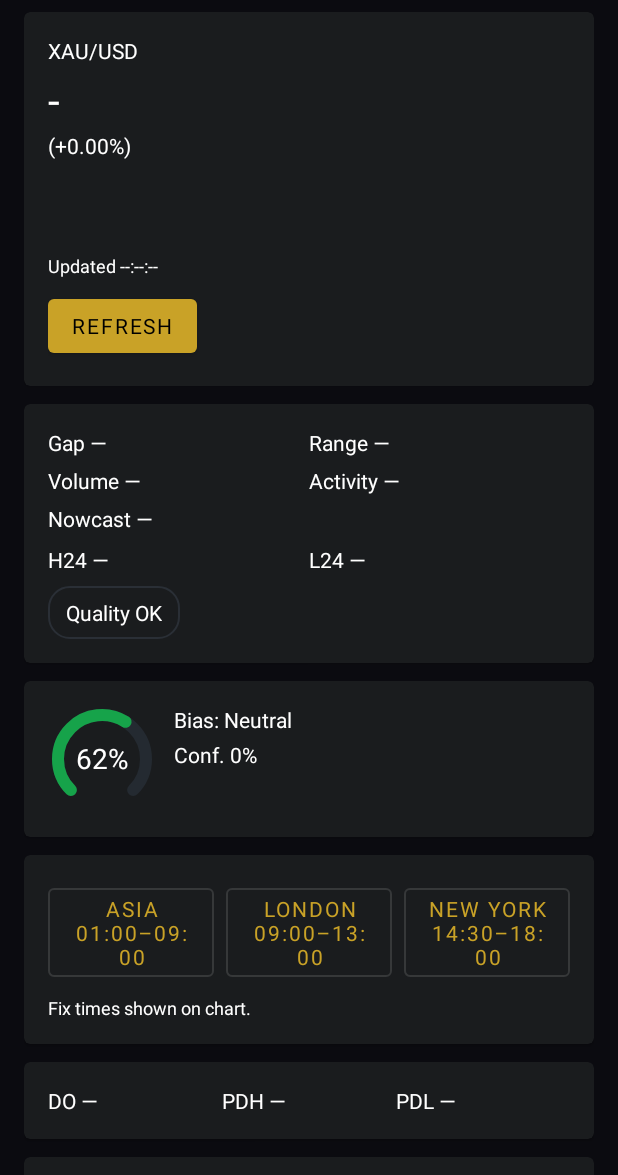
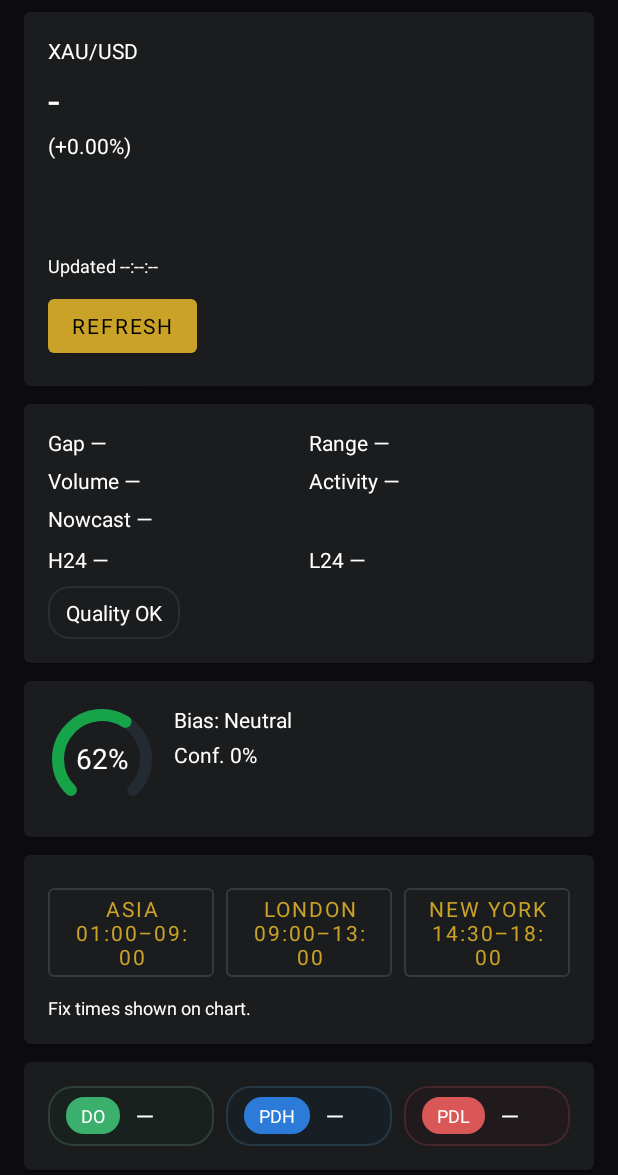
Before and after one commit to OleTab22/SniperFlowApp, an Android app built with Jetpack Compose: the layout activity_main.xml on its own in the app's theme, with its tools: preview values and no code run, on a phone screen of 412 x 824 dp, the part 61-1236 px from its top. Run offline under Robolectric (Android 15) with nearby library versions, the phone set to English and light mode, and no system bars.

Commit message:
app update

```diff
--- /dev/null
+++ b/app/src/main/res/drawable/bg_level_chip_do.xml
@@ -0,0 +1,5 @@
+<shape xmlns:android="http://schemas.android.com/apk/res/android" android:shape="rectangle">
+    <solid android:color="#1A14532D" />
+    <corners android:radius="16dp" />
+    <stroke android:width="1dp" android:color="#3383C38F" />
+</shape>
--- /dev/null
+++ b/app/src/main/res/drawable/bg_level_chip_pdh.xml
@@ -0,0 +1,5 @@
+<shape xmlns:android="http://schemas.android.com/apk/res/android" android:shape="rectangle">
+    <solid android:color="#1A0B3A5B" />
+    <corners android:radius="16dp" />
+    <stroke android:width="1dp" android:color="#3357A6D9" />
+</shape>
--- /dev/null
+++ b/app/src/main/res/drawable/bg_level_chip_pdl.xml
@@ -0,0 +1,5 @@
+<shape xmlns:android="http://schemas.android.com/apk/res/android" android:shape="rectangle">
+    <solid android:color="#1A5B0B0B" />
+    <corners android:radius="16dp" />
+    <stroke android:width="1dp" android:color="#33D95757" />
+</shape>
--- /dev/null
+++ b/app/src/main/res/drawable/bg_level_tag_do.xml
@@ -0,0 +1,4 @@
+<shape xmlns:android="http://schemas.android.com/apk/res/android" android:shape="rectangle">
+    <solid android:color="#3BAF6C" />
+    <corners android:radius="12dp" />
+</shape>
--- /dev/null
+++ b/app/src/main/res/drawable/bg_level_tag_pdh.xml
@@ -0,0 +1,4 @@
+<shape xmlns:android="http://schemas.android.com/apk/res/android" android:shape="rectangle">
+    <solid android:color="#2C7BD9" />
+    <corners android:radius="12dp" />
+</shape>
--- /dev/null
+++ b/app/src/main/res/drawable/bg_level_tag_pdl.xml
@@ -0,0 +1,4 @@
+<shape xmlns:android="http://schemas.android.com/apk/res/android" android:shape="rectangle">
+    <solid android:color="#D95757" />
+    <corners android:radius="12dp" />
+</shape>
--- a/app/src/main/res/layout/activity_main.xml
+++ b/app/src/main/res/layout/activity_main.xml
@@ -302,9 +302,102 @@
                     android:layout_width="match_parent"
                     android:layout_height="wrap_content"
                     android:orientation="horizontal">
-                    <TextView android:id="@+id/doVal" android:layout_width="0dp" android:layout_height="wrap_content" android:layout_weight="1" android:text="DO —" />
-                    <TextView android:id="@+id/pdhVal" android:layout_width="0dp" android:layout_height="wrap_content" android:layout_weight="1" android:text="PDH —" />
-                    <TextView android:id="@+id/pdlVal" android:layout_width="0dp" android:layout_height="wrap_content" android:layout_weight="1" android:text="PDL —" />
+
+                    <LinearLayout
+                        android:layout_width="0dp"
+                        android:layout_height="40dp"
+                        android:layout_weight="1"
+                        android:gravity="center_vertical"
+                        android:paddingLeft="12dp"
+                        android:paddingRight="12dp"
+                        android:background="@drawable/bg_level_chip_do">
+                        <TextView
+                            android:id="@+id/labelDo"
+                            android:layout_width="wrap_content"
+                            android:layout_height="wrap_content"
+                            android:paddingLeft="10dp"
+                            android:paddingRight="10dp"
+                            android:paddingTop="4dp"
+                            android:paddingBottom="4dp"
+                            android:text="DO"
+                            android:textColor="#FFFFFF"
+                            android:textSize="12sp"
+                            android:background="@drawable/bg_level_tag_do" />
+                        <TextView
+                            android:id="@+id/doVal"
+                            android:layout_width="wrap_content"
+                            android:layout_height="wrap_content"
+                            android:layout_marginLeft="10dp"
+                            android:text="—"
+                            android:textSize="16sp" />
+                    </LinearLayout>
+
+                    <Space
+                        android:layout_width="8dp"
+                        android:layout_height="1dp" />
+
+                    <LinearLayout
+                        android:layout_width="0dp"
+                        android:layout_height="40dp"
+                        android:layout_weight="1"
+                        android:gravity="center_vertical"
+                        android:paddingLeft="12dp"
+                        android:paddingRight="12dp"
+                        android:background="@drawable/bg_level_chip_pdh">
+                        <TextView
+                            android:id="@+id/labelPdh"
+                            android:layout_width="wrap_content"
+                            android:layout_height="wrap_content"
+                            android:paddingLeft="10dp"
+                            android:paddingRight="10dp"
+                            android:paddingTop="4dp"
+                            android:paddingBottom="4dp"
+                            android:text="PDH"
+                            android:textColor="#FFFFFF"
+                            android:textSize="12sp"
+                            android:background="@drawable/bg_level_tag_pdh" />
+                        <TextView
+                            android:id="@+id/pdhVal"
+                            android:layout_width="wrap_content"
+                            android:layout_height="wrap_content"
+                            android:layout_marginLeft="10dp"
+                            android:text="—"
+                            android:textSize="16sp" />
+                    </LinearLayout>
+
+                    <Space
+                        android:layout_width="8dp"
+                        android:layout_height="1dp" />
+
+                    <LinearLayout
+                        android:layout_width="0dp"
+                        android:layout_height="40dp"
+                        android:layout_weight="1"
+                        android:gravity="center_vertical"
+                        android:paddingLeft="12dp"
+                        android:paddingRight="12dp"
+                        android:background="@drawable/bg_level_chip_pdl">
+                        <TextView
+                            android:id="@+id/labelPdl"
+                            android:layout_width="wrap_content"
+                            android:layout_height="wrap_content"
+                            android:paddingLeft="10dp"
+                            android:paddingRight="10dp"
+                            android:paddingTop="4dp"
+                            android:paddingBottom="4dp"
+                            android:text="PDL"
+                            android:textColor="#FFFFFF"
+                            android:textSize="12sp"
+                            android:background="@drawable/bg_level_tag_pdl" />
+                        <TextView
+                            android:id="@+id/pdlVal"
+                            android:layout_width="wrap_content"
+                            android:layout_height="wrap_content"
+                            android:layout_marginLeft="10dp"
+                            android:text="—"
+                            android:textSize="16sp" />
+                    </LinearLayout>
+
                 </LinearLayout>
             </LinearLayout>
         </com.google.android.material.card.MaterialCardView>
```
